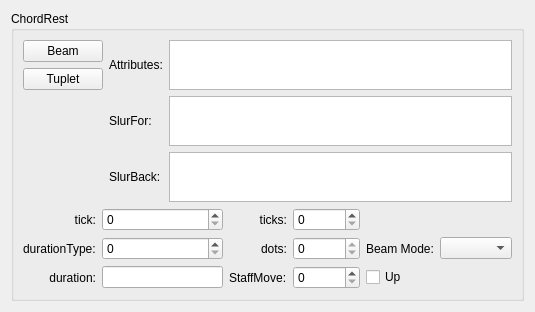
Above: mscore/mscore/chordrest.ui from musescore/musescore-old before the change. Below: the same form after it.
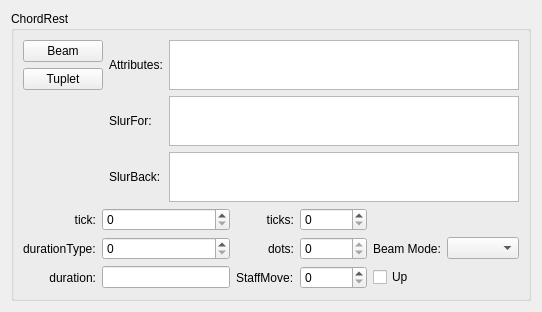
That is the form after the change.

What changed in the file:
```diff
--- a/mscore/mscore/chordrest.ui
+++ b/mscore/mscore/chordrest.ui
@@ -6,7 +6,7 @@
    <rect>
     <x>0</x>
     <y>0</y>
-    <width>535</width>
+    <width>542</width>
     <height>297</height>
    </rect>
   </property>
@@ -23,7 +23,7 @@
       <string notr="true">ChordRest</string>
      </property>
      <property name="flat">
-      <bool>true</bool>
+      <bool>false</bool>
      </property>
      <layout class="QGridLayout" name="gridLayout_2">
       <item row="0" column="0" rowspan="3">
```
